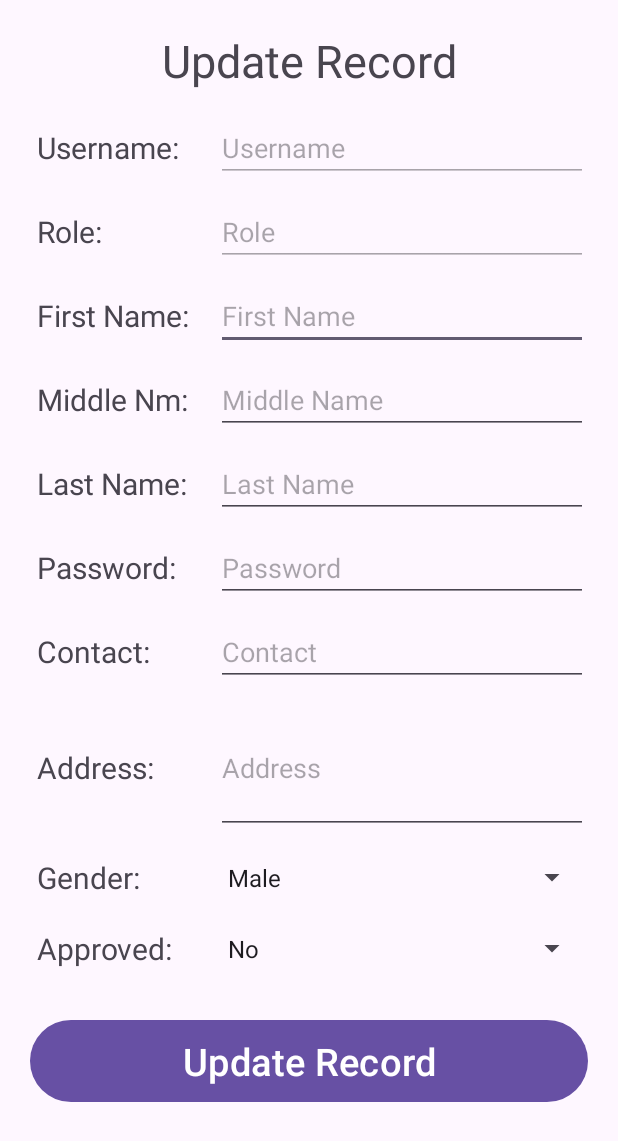
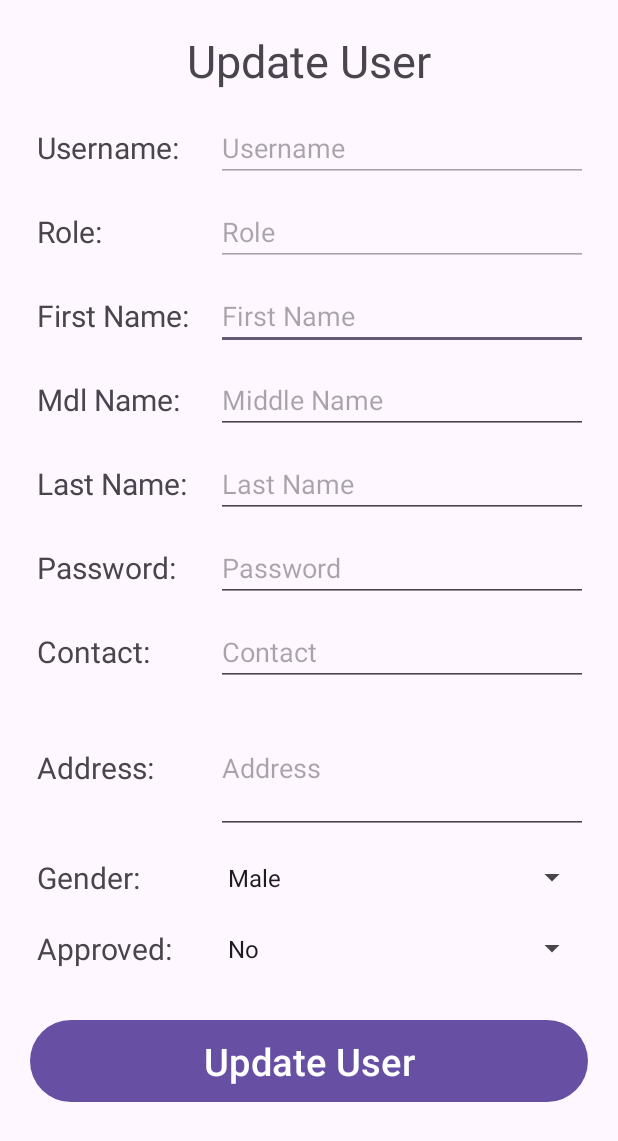
Before and after one commit to lonewanderer27/Dashboard, an Android app: the UserEditRecord screen opened directly, with no data from a screen before it, on a phone screen of 412 x 824 dp. Shown: the top 1141 px of the screen. Run offline under Robolectric (Android 15) with nearby library versions, the phone set to English and light mode, and no system bars; 15 statements that could not run were skipped.

Commit message:
ui: change edit user texts

```diff
--- a/app/src/main/res/layout/jp_activity_user_edit_record.xml
+++ b/app/src/main/res/layout/jp_activity_user_edit_record.xml
@@ -15,8 +15,8 @@
         <TextView
             android:layout_width="match_parent"
             android:layout_height="wrap_content"
-            android:text="Update Record"
             android:layout_marginBottom="10dp"
+            android:text="Update User"
             android:textAlignment="center"
             android:textSize="30sp" />
 
@@ -100,7 +100,7 @@
                 android:layout_height="match_parent"
                 android:layout_weight="1"
                 android:gravity="center_vertical"
-                android:text=" Middle Nm: "
+                android:text=" Mdl Name: "
                 android:textSize="20sp" />
 
             <EditText
@@ -205,9 +205,6 @@
 
         </LinearLayout>
 
-
-
-
         <LinearLayout
             android:layout_width="match_parent"
             android:layout_height="wrap_content"
@@ -252,12 +249,12 @@
         </LinearLayout>
 
         <Button
-            android:layout_marginTop="20dp"
             android:id="@+id/btnUpdate"
             android:layout_width="match_parent"
             android:layout_height="wrap_content"
-            android:text="Update Record"
+            android:layout_marginTop="20dp"
             android:padding="10dp"
+            android:text="Update User"
             android:textSize="25sp" />
     </LinearLayout>
 </androidx.constraintlayout.widget.ConstraintLayout>
```
